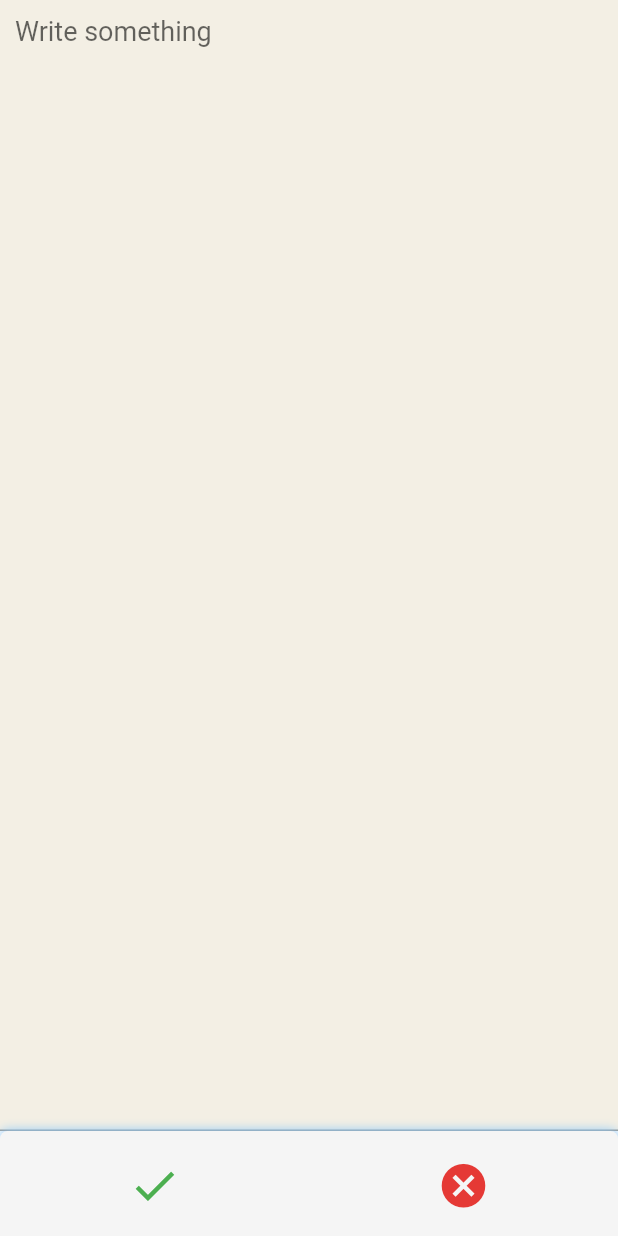
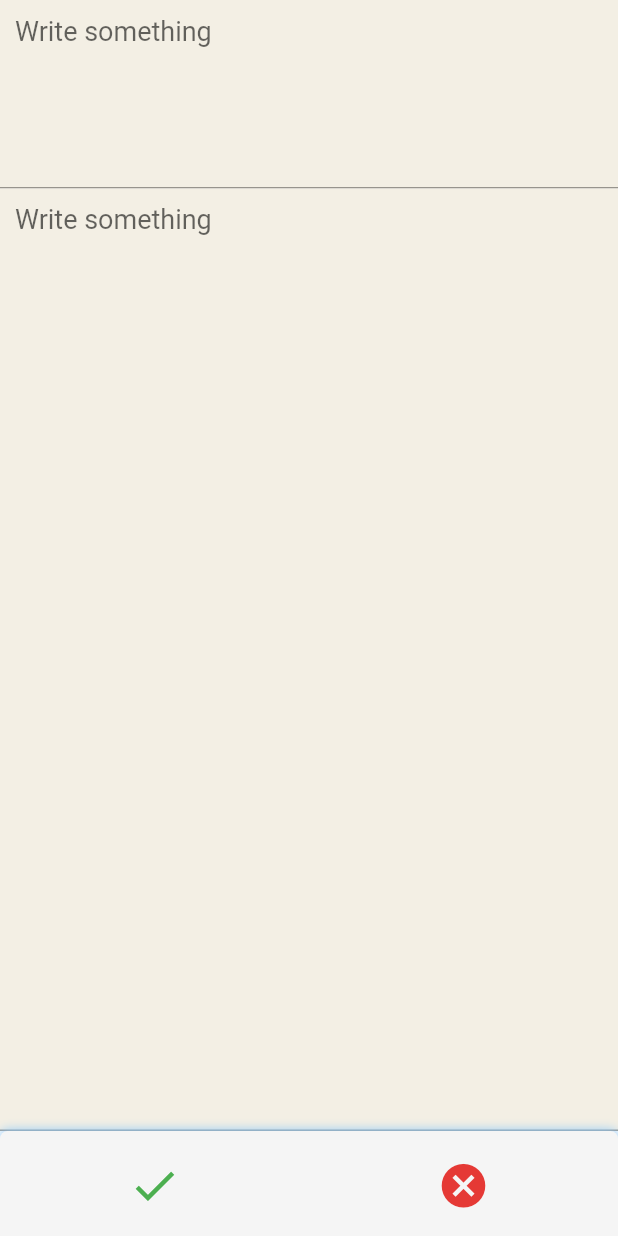
Before and after one commit to Adithya2018/Rewind, a Flutter app: the Journal screen opened by its route, on a phone screen of 412 x 824 dp. Run offline on Flutter 3.47's test engine with Material 2 defaults, Android fonts, the light colour scheme and no system bars; our stand-ins replace flutter_icons, google_fonts, local_auth.

Commit message:
Update home.dart

```diff
--- a/rewind_app/lib/home/home.dart
+++ b/rewind_app/lib/home/home.dart
@@ -826,7 +826,18 @@ class _JournalState extends State<Journal> {
         ),
       ),
       body: Padding(
-        child: contentField,
+        child: Column(
+          children: <Widget>[
+            Expanded(
+              child: contentField,
+              flex: 1,
+            ),
+            Expanded(
+              child: contentField,
+              flex: 5,
+            ),
+          ],
+        ),
         padding: EdgeInsets.all(0.0),
       ),
       /*persistentFooterButtons: [
```
